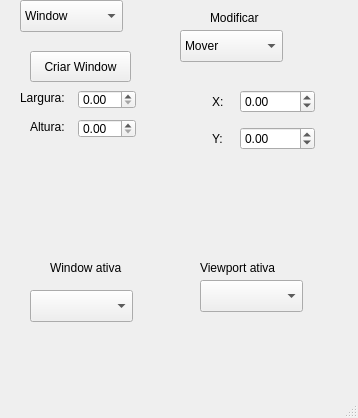
Above: janelagerenciavw.ui from samu-ribas/3D-Graphics-Engine-Project before the change. Below: the same form after it.
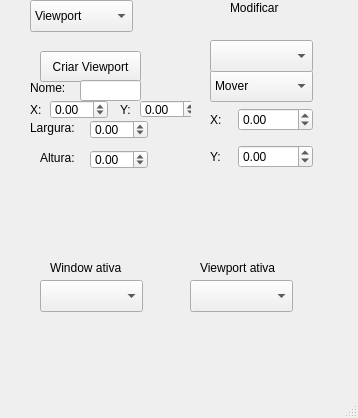
That is the form after the change.

The edit to the form file:
```diff
--- a/janelagerenciavw.ui
+++ b/janelagerenciavw.ui
@@ -17,8 +17,8 @@
    <widget class="QLabel" name="label_3">
     <property name="geometry">
      <rect>
-      <x>210</x>
-      <y>10</y>
+      <x>230</x>
+      <y>0</y>
       <width>61</width>
       <height>16</height>
      </rect>
@@ -30,8 +30,8 @@
    <widget class="QComboBox" name="comboBox_3">
     <property name="geometry">
      <rect>
-      <x>180</x>
-      <y>30</y>
+      <x>210</x>
+      <y>70</y>
       <width>103</width>
       <height>32</height>
      </rect>
@@ -56,7 +56,7 @@
     <property name="geometry">
      <rect>
       <x>190</x>
-      <y>70</y>
+      <y>100</y>
       <width>141</width>
       <height>121</height>
      </rect>
@@ -74,8 +74,8 @@
      <widget class="QWidget" name="widget" native="true">
       <property name="geometry">
        <rect>
-        <x>12</x>
-        <y>12</y>
+        <x>10</x>
+        <y>0</y>
         <width>125</width>
         <height>76</height>
        </rect>
@@ -87,6 +87,22 @@
        </sizepolicy>
       </property>
       <layout class="QGridLayout" name="gridLayout_2">
+       <item row="1" column="1">
+        <widget class="QDoubleSpinBox" name="translacaoY">
+         <property name="sizePolicy">
+          <sizepolicy hsizetype="Maximum" vsizetype="Fixed">
+           <horstretch>0</horstretch>
+           <verstretch>0</verstretch>
+          </sizepolicy>
+         </property>
+         <property name="minimum">
+          <double>-9999.989999999999782</double>
+         </property>
+         <property name="maximum">
+          <double>9999.989999999999782</double>
+         </property>
+        </widget>
+       </item>
        <item row="1" column="0">
         <widget class="QLabel" name="label_5">
          <property name="sizePolicy">
@@ -113,22 +129,6 @@
          </property>
         </widget>
        </item>
-       <item row="1" column="1">
-        <widget class="QDoubleSpinBox" name="translacaoY">
-         <property name="sizePolicy">
-          <sizepolicy hsizetype="Maximum" vsizetype="Fixed">
-           <horstretch>0</horstretch>
-           <verstretch>0</verstretch>
-          </sizepolicy>
-         </property>
-         <property name="minimum">
-          <double>-9999.989999999999782</double>
-         </property>
-         <property name="maximum">
-          <double>9999.989999999999782</double>
-         </property>
-        </widget>
-       </item>
        <item row="0" column="1">
         <widget class="QDoubleSpinBox" name="translacaoX">
          <property name="sizePolicy">
@@ -281,17 +281,17 @@
    <widget class="QStackedWidget" name="stackedWidget_2">
     <property name="geometry">
      <rect>
-      <x>10</x>
+      <x>20</x>
       <y>40</y>
-      <width>140</width>
-      <height>171</height>
+      <width>171</width>
+      <height>201</height>
      </rect>
     </property>
     <property name="currentIndex">
      <number>0</number>
     </property>
     <widget class="QWidget" name="page_4">
-     <widget class="QPushButton" name="criarWindow">
+     <widget class="QPushButton" name="criarViewport">
       <property name="geometry">
        <rect>
         <x>20</x>
@@ -301,14 +301,14 @@
        </rect>
       </property>
       <property name="text">
-       <string>Criar Window</string>
+       <string>Criar Viewport</string>
       </property>
      </widget>
      <widget class="QLabel" name="label_16">
       <property name="geometry">
        <rect>
         <x>10</x>
-        <y>50</y>
+        <y>80</y>
         <width>50</width>
         <height>16</height>
        </rect>
@@ -321,7 +321,7 @@
       <property name="geometry">
        <rect>
         <x>20</x>
-        <y>79</y>
+        <y>110</y>
         <width>40</width>
         <height>16</height>
        </rect>
@@ -330,29 +330,122 @@
        <string>Altura:</string>
       </property>
      </widget>
-     <widget class="QDoubleSpinBox" name="laguraLargura">
+     <widget class="QDoubleSpinBox" name="viewportLargura">
       <property name="geometry">
        <rect>
-        <x>68</x>
-        <y>50</y>
+        <x>70</x>
+        <y>80</y>
         <width>58</width>
         <height>19</height>
        </rect>
       </property>
+      <property name="minimum">
+       <double>-9999.000000000000000</double>
+      </property>
+      <property name="maximum">
+       <double>9999.000000000000000</double>
+      </property>
      </widget>
-     <widget class="QDoubleSpinBox" name="alturaWindow">
+     <widget class="QDoubleSpinBox" name="viewportAltura">
       <property name="geometry">
        <rect>
-        <x>68</x>
-        <y>79</y>
+        <x>70</x>
+        <y>110</y>
         <width>58</width>
         <height>19</height>
        </rect>
+      </property>
+      <property name="minimum">
+       <double>-9999.000000000000000</double>
+      </property>
+      <property name="maximum">
+       <double>9999.000000000000000</double>
+      </property>
+     </widget>
+     <widget class="QLabel" name="label_17">
+      <property name="geometry">
+       <rect>
+        <x>10</x>
+        <y>40</y>
+        <width>50</width>
+        <height>16</height>
+       </rect>
+      </property>
+      <property name="text">
+       <string>Nome:</string>
+      </property>
+     </widget>
+     <widget class="QLineEdit" name="viewportNome">
+      <property name="geometry">
+       <rect>
+        <x>60</x>
+        <y>40</y>
+        <width>61</width>
+        <height>21</height>
+       </rect>
+      </property>
+     </widget>
+     <widget class="QDoubleSpinBox" name="viewportY">
+      <property name="geometry">
+       <rect>
+        <x>120</x>
+        <y>60</y>
+        <width>58</width>
+        <height>18</height>
+       </rect>
+      </property>
+      <property name="minimum">
+       <double>-9999.000000000000000</double>
+      </property>
+      <property name="maximum">
+       <double>9999.000000000000000</double>
+      </property>
+     </widget>
+     <widget class="QLabel" name="label_18">
+      <property name="geometry">
+       <rect>
+        <x>100</x>
+        <y>60</y>
+        <width>16</width>
+        <height>20</height>
+       </rect>
+      </property>
+      <property name="text">
+       <string>Y:</string>
+      </property>
+     </widget>
+     <widget class="QDoubleSpinBox" name="viewportX">
+      <property name="geometry">
+       <rect>
+        <x>30</x>
+        <y>60</y>
+        <width>58</width>
+        <height>19</height>
+       </rect>
+      </property>
+      <property name="minimum">
+       <double>-9999.000000000000000</double>
+      </property>
+      <property name="maximum">
+       <double>9999.000000000000000</double>
+      </property>
+     </widget>
+     <widget class="QLabel" name="label_19">
+      <property name="geometry">
+       <rect>
+        <x>10</x>
+        <y>60</y>
+        <width>16</width>
+        <height>20</height>
+       </rect>
+      </property>
+      <property name="text">
+       <string>X:</string>
       </property>
      </widget>
     </widget>
     <widget class="QWidget" name="page_5">
-     <widget class="QPushButton" name="criarViewport">
+     <widget class="QPushButton" name="criarWindow">
       <property name="geometry">
        <rect>
         <x>10</x>
@@ -362,60 +455,72 @@
        </rect>
       </property>
       <property name="text">
-       <string>Criar Viewport</string>
+       <string>Criar Window</string>
       </property>
      </widget>
      <widget class="QLabel" name="label_9">
       <property name="geometry">
        <rect>
-        <x>49</x>
-        <y>55</y>
+        <x>0</x>
+        <y>70</y>
         <width>16</width>
-        <height>16</height>
+        <height>20</height>
        </rect>
       </property>
       <property name="text">
        <string>X:</string>
       </property>
      </widget>
-     <widget class="QDoubleSpinBox" name="viewportX">
+     <widget class="QDoubleSpinBox" name="windowX">
       <property name="geometry">
        <rect>
-        <x>70</x>
-        <y>55</y>
+        <x>20</x>
+        <y>70</y>
         <width>58</width>
         <height>19</height>
        </rect>
       </property>
+      <property name="minimum">
+       <double>-9999.000000000000000</double>
+      </property>
+      <property name="maximum">
+       <double>9999.000000000000000</double>
+      </property>
      </widget>
      <widget class="QLabel" name="label_11">
       <property name="geometry">
        <rect>
-        <x>49</x>
-        <y>84</y>
+        <x>90</x>
+        <y>70</y>
         <width>16</width>
-        <height>16</height>
+        <height>20</height>
        </rect>
       </property>
       <property name="text">
        <string>Y:</string>
       </property>
      </widget>
-     <widget class="QDoubleSpinBox" name="viewportY">
+     <widget class="QDoubleSpinBox" name="windowY">
       <property name="geometry">
        <rect>
-        <x>70</x>
-        <y>84</y>
+        <x>110</x>
+        <y>70</y>
         <width>58</width>
         <height>18</height>
        </rect>
       </property>
+      <property name="minimum">
+       <double>-9999.000000000000000</double>
+      </property>
+      <property name="maximum">
+       <double>9999.000000000000000</double>
+      </property>
      </widget>
      <widget class="QLabel" name="label_13">
       <property name="geometry">
        <rect>
-        <x>12</x>
-        <y>112</y>
+        <x>10</x>
+        <y>131</y>
         <width>50</width>
         <height>16</height>
        </rect>
@@ -424,21 +529,27 @@
        <string>Largura:</string>
       </property>
      </widget>
-     <widget class="QDoubleSpinBox" name="viewportLargura">
+     <widget class="QDoubleSpinBox" name="windowLargura">
       <property name="geometry">
        <rect>
-        <x>70</x>
-        <y>112</y>
+        <x>68</x>
+        <y>131</y>
         <width>58</width>
         <height>19</height>
        </rect>
       </property>
+      <property name="minimum">
+       <double>-9999.000000000000000</double>
+      </property>
+      <property name="maximum">
+       <double>9999.000000000000000</double>
+      </property>
      </widget>
      <widget class="QLabel" name="label_14">
       <property name="geometry">
        <rect>
-        <x>22</x>
-        <y>141</y>
+        <x>20</x>
+        <y>160</y>
         <width>40</width>
         <height>16</height>
        </rect>
@@ -447,14 +558,43 @@
        <string>Altura:</string>
       </property>
      </widget>
-     <widget class="QDoubleSpinBox" name="viewportAltura">
+     <widget class="QDoubleSpinBox" name="windowAltura">
       <property name="geometry">
        <rect>
-        <x>70</x>
-        <y>141</y>
+        <x>68</x>
+        <y>160</y>
         <width>58</width>
         <height>19</height>
        </rect>
+      </property>
+      <property name="minimum">
+       <double>-9999.000000000000000</double>
+      </property>
+      <property name="maximum">
+       <double>9999.000000000000000</double>
+      </property>
+     </widget>
+     <widget class="QLineEdit" name="windowNome">
+      <property name="geometry">
+       <rect>
+        <x>70</x>
+        <y>50</y>
+        <width>61</width>
+        <height>21</height>
+       </rect>
+      </property>
+     </widget>
+     <widget class="QLabel" name="label_25">
+      <property name="geometry">
+       <rect>
+        <x>20</x>
+        <y>50</y>
+        <width>41</width>
+        <height>16</height>
+       </rect>
+      </property>
+      <property name="text">
+       <string>Nome:</string>
       </property>
      </widget>
     </widget>
@@ -462,28 +602,28 @@
    <widget class="QComboBox" name="comboBox_4">
     <property name="geometry">
      <rect>
-      <x>20</x>
-      <y>0</y>
-      <width>103</width>
-      <height>32</height>
-     </rect>
-    </property>
-    <item>
-     <property name="text">
-      <string>Window</string>
-     </property>
-    </item>
-    <item>
-     <property name="text">
-      <string>Viewport</string>
-     </property>
-    </item>
-   </widget>
-   <widget class="QComboBox" name="comboBox">
-    <property name="geometry">
-     <rect>
       <x>30</x>
-      <y>290</y>
+      <y>0</y>
+      <width>103</width>
+      <height>32</height>
+     </rect>
+    </property>
+    <item>
+     <property name="text">
+      <string>Viewport</string>
+     </property>
+    </item>
+    <item>
+     <property name="text">
+      <string>Window</string>
+     </property>
+    </item>
+   </widget>
+   <widget class="QComboBox" name="windowAtivador">
+    <property name="geometry">
+     <rect>
+      <x>40</x>
+      <y>280</y>
       <width>103</width>
       <height>32</height>
      </rect>
@@ -515,16 +655,26 @@
      <string>Viewport ativa</string>
     </property>
    </widget>
-   <widget class="QComboBox" name="comboBox_2">
+   <widget class="QComboBox" name="viewportAtivador">
     <property name="geometry">
      <rect>
-      <x>200</x>
+      <x>190</x>
       <y>280</y>
       <width>103</width>
       <height>32</height>
      </rect>
     </property>
    </widget>
+   <widget class="QComboBox" name="comboBox_5">
+    <property name="geometry">
+     <rect>
+      <x>210</x>
+      <y>40</y>
+      <width>103</width>
+      <height>32</height>
+     </rect>
+    </property>
+   </widget>
   </widget>
   <widget class="QMenuBar" name="menubar">
    <property name="geometry">
```
Left out of the diff: 12 changed lines with no effect on the pictures.
